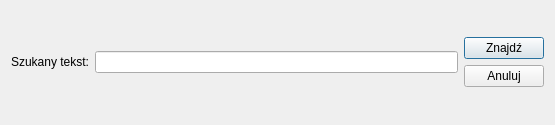
OskarLewandowski/dex-data-experience, file ui/dialog-search.ui: the form before one commit.
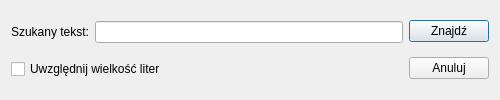
The form after the commit. Icons and pictures are not drawn.

Commit message: add search action in modify_data

What changed in the file:
```diff
--- a/ui/dialog-search.ui
+++ b/ui/dialog-search.ui
@@ -2,24 +2,27 @@
 <ui version="4.0">
  <class>Dialog_Search</class>
  <widget class="QDialog" name="Dialog_Search">
+  <property name="windowModality">
+   <enum>Qt::WindowModal</enum>
+  </property>
   <property name="geometry">
    <rect>
     <x>0</x>
     <y>0</y>
-    <width>555</width>
-    <height>125</height>
+    <width>500</width>
+    <height>100</height>
    </rect>
   </property>
   <property name="minimumSize">
    <size>
-    <width>555</width>
-    <height>125</height>
+    <width>500</width>
+    <height>100</height>
    </size>
   </property>
   <property name="maximumSize">
    <size>
-    <width>555</width>
-    <height>125</height>
+    <width>500</width>
+    <height>100</height>
    </size>
   </property>
   <property name="windowTitle">
@@ -29,10 +32,10 @@
    <iconset resource="../images/app-icon/app-icon.qrc">
     <normaloff>:/images/app-icon/dex-icon-512x512.png</normaloff>:/images/app-icon/dex-icon-512x512.png</iconset>
   </property>
-  <layout class="QVBoxLayout" name="verticalLayout_2">
-   <item>
     <layout class="QHBoxLayout" name="horizontalLayout_2">
      <item>
+    <layout class="QVBoxLayout" name="verticalLayout_2">
+     <item>
       <layout class="QHBoxLayout" name="horizontalLayout">
        <item>
         <widget class="QLabel" name="label">
@@ -47,6 +50,15 @@
       </layout>
      </item>
      <item>
+      <widget class="QCheckBox" name="checkBox_Case">
+       <property name="text">
+        <string>Uwzględnij wielkość liter</string>
+       </property>
+      </widget>
+     </item>
+    </layout>
+   </item>
+   <item>
       <layout class="QVBoxLayout" name="verticalLayout">
        <item>
         <widget class="QPushButton" name="pushButton_Search">
@@ -61,8 +73,6 @@
           <string>Anuluj</string>
          </property>
         </widget>
-       </item>
-      </layout>
      </item>
     </layout>
    </item>
```
Lines whose indentation alone changed are shown as unchanged. The commit also changes 3 other files.
